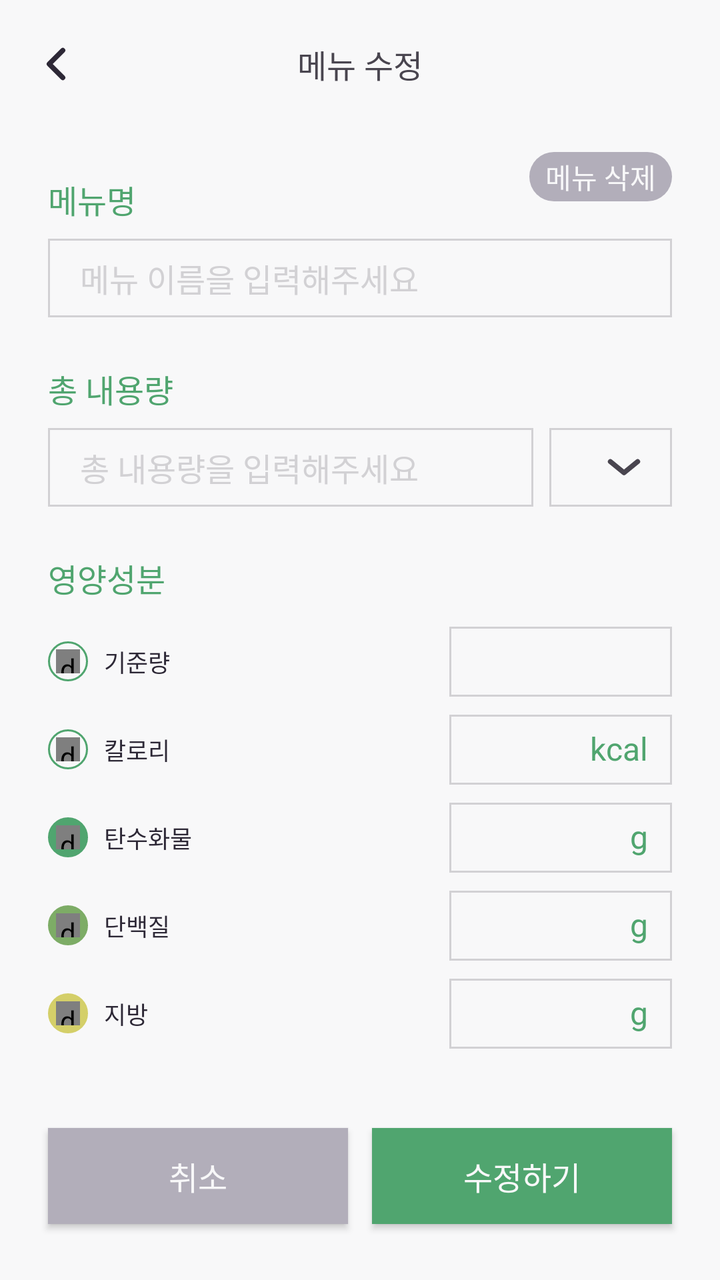
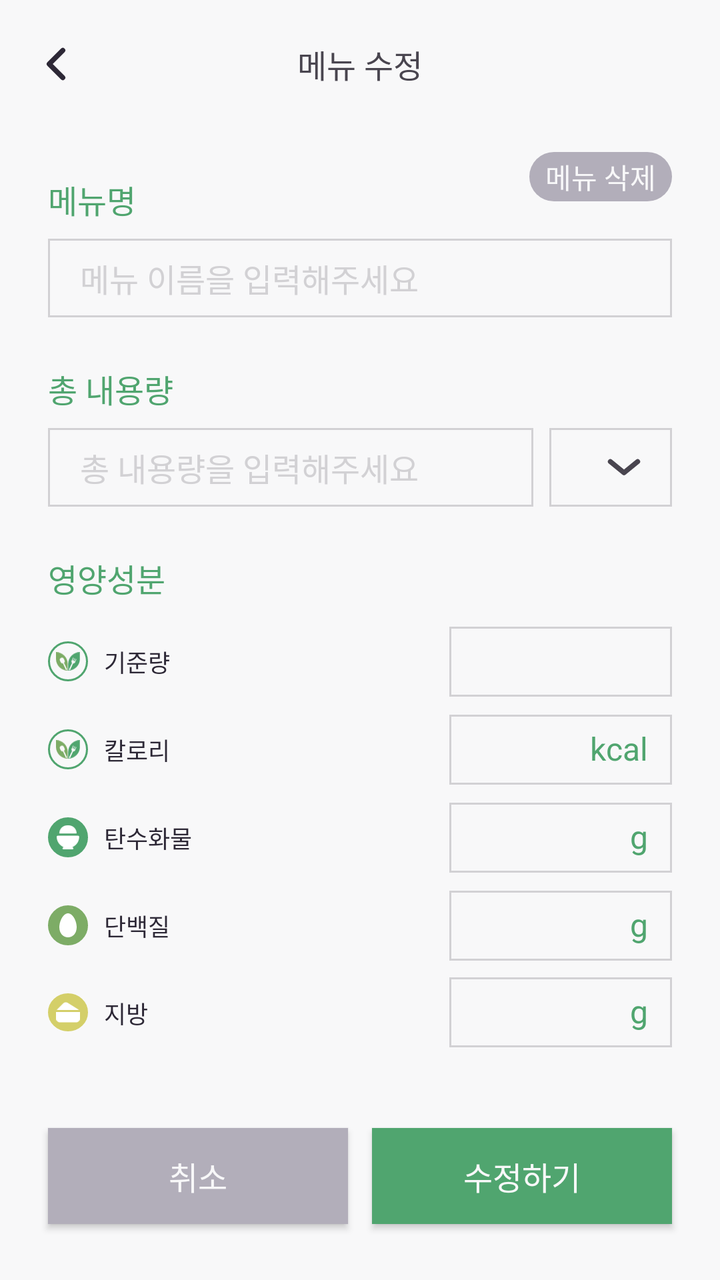

Compare the two renders of this Android layout. The source of the first and the diff that turns it into the second are given below.
<!-- AndroidManifest.xml: application theme Theme.VeganLife -->
<!-- res/layout/fragment_life_check_menu_modify.xml -->
<?xml version="1.0" encoding="utf-8"?>
<androidx.constraintlayout.widget.ConstraintLayout xmlns:android="http://schemas.android.com/apk/res/android"
    xmlns:app="http://schemas.android.com/apk/res-auto"
    xmlns:tools="http://schemas.android.com/tools"
    android:layout_width="match_parent"
    android:layout_height="match_parent"
    android:background="@color/gray1"
    tools:context=".lifecheck.ui.view.LifeCheckMenuModifyFragment">

    <com.google.android.material.appbar.MaterialToolbar
        android:id="@+id/toolbar_lifecheck_menu_modify"
        style="@style/ToolbarTheme"
        app:layout_constraintEnd_toEndOf="parent"
        app:layout_constraintStart_toStartOf="parent"
        app:layout_constraintTop_toTopOf="parent"
        app:navigationIcon="@drawable/all_back"
        app:title="@string/lifecheck_menu_modify_toolbar_title" />

    <TextView
        android:id="@+id/tv_lifecheck_menu_modify_delete"
        android:layout_width="wrap_content"
        android:layout_height="wrap_content"
        android:layout_marginTop="12dp"
        android:layout_marginEnd="24dp"
        android:background="@drawable/all_delete_background"
        android:paddingHorizontal="8dp"
        android:text="@string/lifecheck_menu_delete"
        android:textColor="@color/gray1"
        app:layout_constraintEnd_toEndOf="parent"
        app:layout_constraintTop_toBottomOf="@id/toolbar_lifecheck_menu_modify" />

    <TextView
        android:id="@+id/tv_lifecheck_menu_modify_name"
        android:layout_width="wrap_content"
        android:layout_height="wrap_content"
        android:layout_marginStart="24dp"
        android:layout_marginTop="24dp"
        android:includeFontPadding="false"
        android:text="@string/lifecheck_menu_name"
        android:textAppearance="@style/Medium.Body3"
        android:textColor="@color/base3"
        app:layout_constraintStart_toStartOf="parent"
        app:layout_constraintTop_toBottomOf="@id/toolbar_lifecheck_menu_modify" />

    <EditText
        android:id="@+id/et_lifecheck_menu_modify_name"
        android:layout_width="0dp"
        android:layout_height="wrap_content"
        android:layout_marginHorizontal="24dp"
        android:layout_marginTop="8dp"
        android:background="@drawable/lifecheck_rect_gray1_gray3"
        android:hint="@string/lifecheck_menu_name_hint"
        android:includeFontPadding="false"
        android:paddingVertical="8dp"
        android:paddingStart="16dp"
        android:textAppearance="@style/Medium.Body3"
        android:textColorHint="@color/gray3"
        app:layout_constraintEnd_toEndOf="parent"
        app:layout_constraintStart_toStartOf="parent"
        app:layout_constraintTop_toBottomOf="@id/tv_lifecheck_menu_modify_name"
        tools:ignore="RtlSymmetry" />

    <TextView
        android:id="@+id/tv_lifecheck_menu_modify_capacity"
        android:layout_width="wrap_content"
        android:layout_height="wrap_content"
        android:layout_marginStart="24dp"
        android:layout_marginTop="24dp"
        android:includeFontPadding="false"
        android:text="@string/lifecheck_total_capacity"
        android:textAppearance="@style/Medium.Body3"
        android:textColor="@color/base3"
        app:layout_constraintStart_toStartOf="parent"
        app:layout_constraintTop_toBottomOf="@id/et_lifecheck_menu_modify_name" />

    <EditText
        android:id="@+id/et_lifecheck_menu_modify_capacity"
        android:layout_width="0dp"
        android:layout_height="wrap_content"
        android:layout_marginStart="24dp"
        android:layout_marginTop="8dp"
        android:layout_marginEnd="8dp"
        android:background="@drawable/lifecheck_rect_gray1_gray3"
        android:hint="@string/all_total_capacity_hint"
        android:includeFontPadding="false"
        android:inputType="numberDecimal"
        android:paddingVertical="8dp"
        android:paddingStart="16dp"
        android:textAppearance="@style/Medium.Body3"
        android:textColorHint="@color/gray3"
        app:layout_constraintEnd_toStartOf="@+id/til_lifecheck_menu_modify_capacity_unit"
        app:layout_constraintStart_toStartOf="parent"
        app:layout_constraintTop_toBottomOf="@id/tv_lifecheck_menu_modify_capacity"
        tools:ignore="RtlSymmetry" />

    <com.google.android.material.textfield.TextInputLayout
        android:id="@+id/til_lifecheck_menu_modify_capacity_unit"
        style="@style/Widget.Material3.TextInputLayout.OutlinedBox.ExposedDropdownMenu"
        android:layout_width="wrap_content"
        android:layout_height="0dp"
        android:layout_marginStart="16dp"
        android:layout_marginEnd="24dp"
        app:endIconDrawable="@drawable/recipe_down"
        app:hintEnabled="false"
        app:layout_constraintBottom_toBottomOf="@id/et_lifecheck_menu_modify_capacity"
        app:layout_constraintEnd_toEndOf="parent"
        app:layout_constraintTop_toTopOf="@id/et_lifecheck_menu_modify_capacity">

        <AutoCompleteTextView
            android:id="@+id/actv_lifecheck_menu_modify_capacity_unit"
            android:layout_width="wrap_content"
            android:layout_height="wrap_content"
            android:background="@drawable/lifecheck_rect_gray1_gray3"
            android:hint="@string/recipe_input_measure"
            android:includeFontPadding="false"
            android:inputType="none"
            android:paddingVertical="8dp"
            android:paddingStart="16dp"
            android:textAppearance="@style/Medium.Body3"
            android:textColorHint="@color/gray3"
            app:simpleItems="@array/lifecheck_capacity_unit"
            tools:ignore="RtlSymmetry" />

    </com.google.android.material.textfield.TextInputLayout>

    <TextView
        android:id="@+id/tv_lifecheck_menu_modify_nutrient"
        android:layout_width="wrap_content"
        android:layout_height="wrap_content"
        android:layout_marginStart="24dp"
        android:layout_marginTop="24dp"
        android:includeFontPadding="false"
        android:text="@string/lifecheck_ingredients"
        android:textAppearance="@style/Medium.Body3"
        android:textColor="@color/base3"
        app:layout_constraintStart_toStartOf="parent"
        app:layout_constraintTop_toBottomOf="@id/et_lifecheck_menu_modify_capacity" />

    <FrameLayout
        android:id="@+id/fl_lifecheck_menu_modify_standard"
        android:layout_width="wrap_content"
        android:layout_height="wrap_content"
        android:layout_marginTop="20dp"
        android:background="@drawable/lifecheck_circle_base3"
        android:padding="4dp"
        app:layout_constraintStart_toStartOf="@id/tv_lifecheck_menu_modify_nutrient"
        app:layout_constraintTop_toBottomOf="@id/tv_lifecheck_menu_modify_nutrient">

        <de.hdodenhof.circleimageview.CircleImageView
            android:id="@+id/civ_lifecheck_menu_modify_standard"
            android:layout_width="12dp"
            android:layout_height="12dp"
            android:src="@drawable/all_spoon_fork_small" />

    </FrameLayout>

    <TextView
        android:id="@+id/tv_lifecheck_menu_modify_standard"
        android:layout_width="wrap_content"
        android:layout_height="wrap_content"
        android:layout_marginStart="8dp"
        android:includeFontPadding="false"
        android:text="@string/lifecheck_reference_quantity"
        android:textAppearance="@style/Bold.Body6"
        android:textColor="@color/gray5"
        app:layout_constraintBottom_toBottomOf="@id/fl_lifecheck_menu_modify_standard"
        app:layout_constraintStart_toEndOf="@id/fl_lifecheck_menu_modify_standard"
        app:layout_constraintTop_toTopOf="@id/fl_lifecheck_menu_modify_standard" />

    <View
        android:id="@+id/view_lifecheck_line_dot1"
        android:layout_width="0dp"
        android:layout_height="1dp"
        android:layout_marginStart="28dp"
        android:background="@drawable/lifecheck_line_dot"
        app:layout_constraintBottom_toBottomOf="@id/tv_lifecheck_menu_modify_standard"
        app:layout_constraintEnd_toStartOf="@id/et_lifecheck_menu_modify_standard"
        app:layout_constraintStart_toEndOf="@id/tv_lifecheck_menu_modify_standard"
        app:layout_constraintTop_toTopOf="@id/tv_lifecheck_menu_modify_standard" />

    <EditText
        android:id="@+id/et_lifecheck_menu_modify_standard"
        android:layout_width="0dp"
        android:layout_height="wrap_content"
        android:layout_marginEnd="24dp"
        android:background="@drawable/lifecheck_rect_gray1_gray3"
        android:includeFontPadding="false"
        android:inputType="numberDecimal"
        android:paddingVertical="8dp"
        android:paddingStart="16dp"
        android:textAppearance="@style/Medium.Body3"
        android:textColorHint="@color/gray3"
        app:layout_constraintBottom_toBottomOf="@id/tv_lifecheck_menu_modify_standard"
        app:layout_constraintEnd_toEndOf="parent"
        app:layout_constraintStart_toEndOf="@id/view_lifecheck_line_dot1"
        app:layout_constraintTop_toTopOf="@id/tv_lifecheck_menu_modify_standard"
        tools:ignore="RtlSymmetry" />

    <FrameLayout
        android:id="@+id/fl_lifecheck_menu_modify_kcal"
        android:layout_width="wrap_content"
        android:layout_height="wrap_content"
        android:layout_marginTop="24dp"
        android:background="@drawable/lifecheck_circle_base3"
        android:padding="4dp"
        app:layout_constraintStart_toStartOf="@id/tv_lifecheck_menu_modify_nutrient"
        app:layout_constraintTop_toBottomOf="@id/fl_lifecheck_menu_modify_standard">

        <de.hdodenhof.circleimageview.CircleImageView
            android:id="@+id/civ_lifecheck_menu_modify_kcal"
            android:layout_width="12dp"
            android:layout_height="12dp"
            android:src="@drawable/all_spoon_fork_small" />

    </FrameLayout>

    <TextView
        android:id="@+id/tv_lifecheck_menu_modify_kcal"
        android:layout_width="wrap_content"
        android:layout_height="wrap_content"
        android:layout_marginStart="8dp"
        android:includeFontPadding="false"
        android:text="@string/lifecheck_kcal"
        android:textAppearance="@style/Bold.Body6"
        android:textColor="@color/gray5"
        app:layout_constraintBottom_toBottomOf="@id/fl_lifecheck_menu_modify_kcal"
        app:layout_constraintStart_toEndOf="@id/fl_lifecheck_menu_modify_kcal"
        app:layout_constraintTop_toTopOf="@id/fl_lifecheck_menu_modify_kcal" />

    <View
        android:id="@+id/view_lifecheck_line_dot2"
        android:layout_width="0dp"
        android:layout_height="1dp"
        android:background="@drawable/lifecheck_line_dot"
        app:layout_constraintBottom_toBottomOf="@id/tv_lifecheck_menu_modify_kcal"
        app:layout_constraintEnd_toStartOf="@id/et_lifecheck_menu_modify_kcal"
        app:layout_constraintStart_toStartOf="@id/view_lifecheck_line_dot1"
        app:layout_constraintTop_toTopOf="@id/tv_lifecheck_menu_modify_kcal" />

    <EditText
        android:id="@+id/et_lifecheck_menu_modify_kcal"
        android:layout_width="0dp"
        android:layout_height="wrap_content"
        android:layout_marginEnd="24dp"
        android:background="@drawable/lifecheck_rect_gray1_gray3"
        android:includeFontPadding="false"
        android:inputType="numberDecimal"
        android:paddingVertical="8dp"
        android:paddingStart="16dp"
        android:textAppearance="@style/Medium.Body3"
        android:textColorHint="@color/gray3"
        app:layout_constraintBottom_toBottomOf="@id/tv_lifecheck_menu_modify_kcal"
        app:layout_constraintEnd_toEndOf="parent"
        app:layout_constraintStart_toEndOf="@id/view_lifecheck_line_dot2"
        app:layout_constraintTop_toTopOf="@id/tv_lifecheck_menu_modify_kcal"
        tools:ignore="RtlSymmetry" />

    <TextView
        android:layout_width="wrap_content"
        android:layout_height="wrap_content"
        android:layout_marginEnd="12dp"
        android:includeFontPadding="false"
        android:text="@string/all_kcal"
        android:textAppearance="@style/Bold.Body4"
        android:textColor="@color/base3"
        app:layout_constraintBottom_toBottomOf="@id/et_lifecheck_menu_modify_kcal"
        app:layout_constraintEnd_toEndOf="@id/et_lifecheck_menu_modify_kcal"
        app:layout_constraintTop_toTopOf="@id/et_lifecheck_menu_modify_kcal" />

    <FrameLayout
        android:id="@+id/fl_lifecheck_menu_modify_carbohydrate"
        android:layout_width="wrap_content"
        android:layout_height="wrap_content"
        android:layout_marginTop="24dp"
        android:background="@drawable/lifecheck_circle_solid_base3"
        android:padding="4dp"
        app:layout_constraintStart_toStartOf="@id/fl_lifecheck_menu_modify_kcal"
        app:layout_constraintTop_toBottomOf="@id/fl_lifecheck_menu_modify_kcal">

        <de.hdodenhof.circleimageview.CircleImageView
            android:id="@+id/civ_lifecheck_menu_modify_carbohydrate"
            android:layout_width="12dp"
            android:layout_height="12dp"
            android:src="@drawable/lifecheck_carbohydrate_white" />

    </FrameLayout>

    <TextView
        android:id="@+id/tv_lifecheck_menu_modify_carbohydrate"
        android:layout_width="wrap_content"
        android:layout_height="wrap_content"
        android:layout_marginStart="8dp"
        android:includeFontPadding="false"
        android:text="@string/all_carbohydrate"
        android:textAppearance="@style/Bold.Body6"
        android:textColor="@color/gray5"
        app:layout_constraintBottom_toBottomOf="@id/fl_lifecheck_menu_modify_carbohydrate"
        app:layout_constraintStart_toEndOf="@id/fl_lifecheck_menu_modify_carbohydrate"
        app:layout_constraintTop_toTopOf="@id/fl_lifecheck_menu_modify_carbohydrate" />

    <View
        android:id="@+id/view_lifecheck_line_dot3"
        android:layout_width="0dp"
        android:layout_height="1dp"
        android:background="@drawable/lifecheck_line_dot"
        app:layout_constraintBottom_toBottomOf="@id/tv_lifecheck_menu_modify_carbohydrate"
        app:layout_constraintEnd_toStartOf="@id/et_lifecheck_menu_modify_carbohydrate"
        app:layout_constraintStart_toStartOf="@id/view_lifecheck_line_dot1"
        app:layout_constraintTop_toTopOf="@id/tv_lifecheck_menu_modify_carbohydrate" />

    <EditText
        android:id="@+id/et_lifecheck_menu_modify_carbohydrate"
        android:layout_width="0dp"
        android:layout_height="wrap_content"
        android:layout_marginEnd="24dp"
        android:background="@drawable/lifecheck_rect_gray1_gray3"
        android:includeFontPadding="false"
        android:inputType="numberDecimal"
        android:paddingVertical="8dp"
        android:paddingStart="16dp"
        android:textAppearance="@style/Medium.Body3"
        android:textColorHint="@color/gray3"
        app:layout_constraintBottom_toBottomOf="@id/tv_lifecheck_menu_modify_carbohydrate"
        app:layout_constraintEnd_toEndOf="parent"
        app:layout_constraintStart_toEndOf="@id/view_lifecheck_line_dot3"
        app:layout_constraintTop_toTopOf="@id/tv_lifecheck_menu_modify_carbohydrate"
        tools:ignore="RtlSymmetry" />

    <TextView
        android:layout_width="wrap_content"
        android:layout_height="wrap_content"
        android:layout_marginEnd="12dp"
        android:includeFontPadding="false"
        android:text="g"
        android:textAppearance="@style/Bold.Body4"
        android:textColor="@color/base3"
        app:layout_constraintBottom_toBottomOf="@id/et_lifecheck_menu_modify_carbohydrate"
        app:layout_constraintEnd_toEndOf="@id/et_lifecheck_menu_modify_carbohydrate"
        app:layout_constraintTop_toTopOf="@id/et_lifecheck_menu_modify_carbohydrate" />

    <FrameLayout
        android:id="@+id/fl_lifecheck_menu_modify_protein"
        android:layout_width="wrap_content"
        android:layout_height="wrap_content"
        android:layout_marginTop="24dp"
        android:background="@drawable/lifecheck_circle_solid_base1"
        android:padding="4dp"
        app:layout_constraintStart_toStartOf="@id/fl_lifecheck_menu_modify_carbohydrate"
        app:layout_constraintTop_toBottomOf="@id/fl_lifecheck_menu_modify_carbohydrate">

        <de.hdodenhof.circleimageview.CircleImageView
            android:id="@+id/civ_lifecheck_menu_modify_protein"
            android:layout_width="12dp"
            android:layout_height="12dp"
            android:src="@drawable/lifecheck_protein_white" />

    </FrameLayout>

    <TextView
        android:id="@+id/tv_lifecheck_menu_modify_protein"
        android:layout_width="wrap_content"
        android:layout_height="wrap_content"
        android:layout_marginStart="8dp"
        android:includeFontPadding="false"
        android:text="@string/all_protein"
        android:textAppearance="@style/Bold.Body6"
        android:textColor="@color/gray5"
        app:layout_constraintBottom_toBottomOf="@id/fl_lifecheck_menu_modify_protein"
        app:layout_constraintStart_toEndOf="@id/fl_lifecheck_menu_modify_protein"
        app:layout_constraintTop_toTopOf="@id/fl_lifecheck_menu_modify_protein" />

    <View
        android:id="@+id/view_lifecheck_line_dot4"
        android:layout_width="0dp"
        android:layout_height="1dp"
        android:background="@drawable/lifecheck_line_dot"
        app:layout_constraintBottom_toBottomOf="@id/tv_lifecheck_menu_modify_protein"
        app:layout_constraintEnd_toStartOf="@id/et_lifecheck_menu_modify_protein"
        app:layout_constraintStart_toStartOf="@id/view_lifecheck_line_dot1"
        app:layout_constraintTop_toTopOf="@id/tv_lifecheck_menu_modify_protein" />

    <EditText
        android:id="@+id/et_lifecheck_menu_modify_protein"
        android:layout_width="0dp"
        android:layout_height="wrap_content"
        android:layout_marginEnd="24dp"
        android:background="@drawable/lifecheck_rect_gray1_gray3"
        android:includeFontPadding="false"
        android:inputType="numberDecimal"
        android:paddingVertical="8dp"
        android:paddingStart="16dp"
        android:textAppearance="@style/Medium.Body3"
        android:textColorHint="@color/gray3"
        app:layout_constraintBottom_toBottomOf="@id/tv_lifecheck_menu_modify_protein"
        app:layout_constraintEnd_toEndOf="parent"
        app:layout_constraintStart_toEndOf="@id/view_lifecheck_line_dot4"
        app:layout_constraintTop_toTopOf="@id/tv_lifecheck_menu_modify_protein"
        tools:ignore="RtlSymmetry" />

    <TextView
        android:layout_width="wrap_content"
        android:layout_height="wrap_content"
        android:layout_marginEnd="12dp"
        android:includeFontPadding="false"
        android:text="g"
        android:textAppearance="@style/Bold.Body4"
        android:textColor="@color/base3"
        app:layout_constraintBottom_toBottomOf="@id/et_lifecheck_menu_modify_protein"
        app:layout_constraintEnd_toEndOf="@id/et_lifecheck_menu_modify_protein"
        app:layout_constraintTop_toTopOf="@id/et_lifecheck_menu_modify_protein" />

    <FrameLayout
        android:id="@+id/fl_lifecheck_menu_modify_fat"
        android:layout_width="wrap_content"
        android:layout_height="wrap_content"
        android:layout_marginTop="24dp"
        android:background="@drawable/lifecheck_circle_solid_point1"
        android:padding="4dp"
        app:layout_constraintStart_toStartOf="@id/fl_lifecheck_menu_modify_protein"
        app:layout_constraintTop_toBottomOf="@id/fl_lifecheck_menu_modify_protein">

        <de.hdodenhof.circleimageview.CircleImageView
            android:id="@+id/civ_lifecheck_menu_modify_fat"
            android:layout_width="12dp"
            android:layout_height="12dp"
            android:src="@drawable/lifecheck_fat_white" />

    </FrameLayout>

    <TextView
        android:id="@+id/tv_lifecheck_menu_modify_fat"
        android:layout_width="wrap_content"
        android:layout_height="wrap_content"
        android:layout_marginStart="8dp"
        android:includeFontPadding="false"
        android:text="@string/all_fat"
        android:textAppearance="@style/Bold.Body6"
        android:textColor="@color/gray5"
        app:layout_constraintBottom_toBottomOf="@id/fl_lifecheck_menu_modify_fat"
        app:layout_constraintStart_toEndOf="@id/fl_lifecheck_menu_modify_fat"
        app:layout_constraintTop_toTopOf="@id/fl_lifecheck_menu_modify_fat" />

    <View
        android:id="@+id/view_lifecheck_line_dot5"
        android:layout_width="0dp"
        android:layout_height="1dp"
        android:background="@drawable/lifecheck_line_dot"
        app:layout_constraintBottom_toBottomOf="@id/tv_lifecheck_menu_modify_fat"
        app:layout_constraintEnd_toStartOf="@id/et_lifecheck_menu_modify_fat"
        app:layout_constraintStart_toStartOf="@id/view_lifecheck_line_dot1"
        app:layout_constraintTop_toTopOf="@id/tv_lifecheck_menu_modify_fat" />

    <EditText
        android:id="@+id/et_lifecheck_menu_modify_fat"
        android:layout_width="0dp"
        android:layout_height="wrap_content"
        android:layout_marginEnd="24dp"
        android:background="@drawable/lifecheck_rect_gray1_gray3"
        android:includeFontPadding="false"
        android:inputType="numberDecimal"
        android:paddingVertical="8dp"
        android:paddingStart="16dp"
        android:textAppearance="@style/Medium.Body3"
        android:textColorHint="@color/gray3"
        app:layout_constraintBottom_toBottomOf="@id/tv_lifecheck_menu_modify_fat"
        app:layout_constraintEnd_toEndOf="parent"
        app:layout_constraintStart_toEndOf="@id/view_lifecheck_line_dot5"
        app:layout_constraintTop_toTopOf="@id/tv_lifecheck_menu_modify_fat"
        tools:ignore="RtlSymmetry" />

    <TextView
        android:layout_width="wrap_content"
        android:layout_height="wrap_content"
        android:layout_marginEnd="12dp"
        android:includeFontPadding="false"
        android:text="g"
        android:textAppearance="@style/Bold.Body4"
        android:textColor="@color/base3"
        app:layout_constraintBottom_toBottomOf="@id/et_lifecheck_menu_modify_fat"
        app:layout_constraintEnd_toEndOf="@id/et_lifecheck_menu_modify_fat"
        app:layout_constraintTop_toTopOf="@id/et_lifecheck_menu_modify_fat" />

    <androidx.appcompat.widget.AppCompatButton
        android:id="@+id/btn_lifecheck_menu_modify_cancel"
        android:layout_width="0dp"
        android:layout_height="wrap_content"
        android:layout_marginStart="24dp"
        android:layout_marginEnd="6dp"
        android:layout_marginBottom="28dp"
        android:background="@drawable/lifecheck_rect_gray4"
        android:includeFontPadding="false"
        android:text="@string/all_dialog_cancel"
        android:textAppearance="@style/Medium.Body3"
        android:textColor="@color/gray1"
        app:layout_constraintBottom_toBottomOf="parent"
        app:layout_constraintEnd_toStartOf="@id/btn_lifecheck_menu_modify_import"
        app:layout_constraintStart_toStartOf="parent" />

    <androidx.appcompat.widget.AppCompatButton
        android:id="@+id/btn_lifecheck_menu_modify_import"
        android:layout_width="0dp"
        android:layout_height="wrap_content"
        android:layout_marginStart="6dp"
        android:layout_marginEnd="24dp"
        android:layout_marginBottom="28dp"
        android:background="@drawable/lifecheck_rect_base3"
        android:includeFontPadding="false"
        android:text="@string/all_button_modify"
        android:textAppearance="@style/Medium.Body3"
        android:textColor="@color/gray1"
        app:layout_constraintBottom_toBottomOf="parent"
        app:layout_constraintEnd_toEndOf="parent"
        app:layout_constraintStart_toEndOf="@id/btn_lifecheck_menu_modify_cancel" />

</androidx.constraintlayout.widget.ConstraintLayout>
<!-- resources referenced by this layout -->
<resources>
  <array name="lifecheck_capacity_unit">
          <item>g</item>
          <item>ml</item>
          <item>직접입력</item>
      </array>
  <color name="base3">#50A56F</color>
  <color name="gray1">#F8F8F9</color>
  <color name="gray3">#D2D1D4</color>
  <color name="gray5">#2D2836</color>
  <!-- drawable lifecheck_circle_base3 (drawable) -->
  <?xml version="1.0" encoding="utf-8"?>
  <shape
      xmlns:android="http://schemas.android.com/apk/res/android"
      android:shape="oval">
  
      <stroke
          android:width="1dp"
          android:color="@color/base3"/>
  
  </shape>
  <!-- drawable lifecheck_circle_solid_base1 (drawable) -->
  <?xml version="1.0" encoding="utf-8"?>
  <shape
      xmlns:android="http://schemas.android.com/apk/res/android"
      android:shape="oval">
  
      <solid
          android:color="@color/base1"/>
  
      <stroke
          android:width="1dp"
          android:color="@color/base1"/>
  
  </shape>
  <!-- drawable lifecheck_circle_solid_base3 (drawable) -->
  <?xml version="1.0" encoding="utf-8"?>
  <shape
      xmlns:android="http://schemas.android.com/apk/res/android"
      android:shape="oval">
  
      <solid
          android:color="@color/base3"/>
  
      <stroke
          android:width="1dp"
          android:color="@color/base3"/>
  
  </shape>
  <!-- drawable lifecheck_line_dot (drawable) -->
  <?xml version="1.0" encoding="utf-8"?>
  <shape xmlns:android="http://schemas.android.com/apk/res/android"
      android:shape="line">
  
      <stroke android:color="@color/gray4"
          android:width="1dp"
          android:dashWidth="2dp"
          android:dashGap="2dp" />
  
  </shape>
  <!-- drawable lifecheck_rect_base3 (drawable) -->
  <?xml version="1.0" encoding="utf-8"?>
  <shape xmlns:android="http://schemas.android.com/apk/res/android"
      android:shape="rectangle">
  
      <solid
          android:color="@color/base3" />
  
      <stroke
          android:width="1dp"
          android:color="@color/base3" />
  
  </shape>
  <!-- drawable lifecheck_rect_gray4 (drawable) -->
  <?xml version="1.0" encoding="utf-8"?>
  <shape xmlns:android="http://schemas.android.com/apk/res/android"
      android:shape="rectangle">
  
      <solid
          android:color="@color/gray4" />
  
      <stroke
          android:width="1dp"
          android:color="@color/gray4" />
  
  </shape>
  <string name="all_button_modify">수정하기</string>
  <string name="all_carbohydrate">탄수화물</string>
  <string name="all_dialog_cancel">취소</string>
  <string name="all_fat">지방</string>
  <string name="all_kcal">kcal</string>
  <string name="all_protein">단백질</string>
  <string name="all_total_capacity_hint">총 내용량을 입력해주세요</string>
  <string name="lifecheck_ingredients">영양성분</string>
  <string name="lifecheck_kcal">칼로리</string>
  <string name="lifecheck_menu_delete">메뉴 삭제</string>
  <string name="lifecheck_menu_modify_toolbar_title">메뉴 수정</string>
  <string name="lifecheck_menu_name">메뉴명</string>
  <string name="lifecheck_menu_name_hint">메뉴 이름을 입력해주세요</string>
  <string name="lifecheck_reference_quantity">기준량</string>
  <string name="lifecheck_total_capacity">총 내용량</string>
  <string name="recipe_input_measure">단위</string>
  <style name="Bold.Body4" parent="Bold">
          <item name="android:textSize">16sp</item>
      </style>
  <style name="Bold.Body6" parent="Bold">
          <item name="android:textSize">12sp</item>
      </style>
  <style name="Medium.Body3" parent="Medium">
          <item name="android:textSize">16sp</item>
      </style>
  <style name="Theme.VeganLife" parent="Base.Theme.VeganLife">
          <item name="android:windowBackground">@color/white</item>
      </style>
  <color name="gray4">#B2AEBA</color>
  <color name="base1">#7DAC66</color>
  <color name="point1">#D4CF69</color>
  <style name="Bold">
          <item name="fontFamily">@font/noto_sans_kr_bold</item>
      </style>
  <style name="Medium">
          <item name="fontFamily">@font/noto_sans_kr_medium</item>
      </style>
  <style name="Base.Theme.VeganLife" parent="Theme.Material3.DayNight.NoActionBar">
          
          
      </style>
  <color name="white">#FFFFFF</color>
  <!-- unchanged entries left out for length: 10 -->
</resources>

<!-- the commit's change to res/layout/fragment_life_check_menu_modify.xml (unified diff, before → after) -->
@@ -146,10 +146,11 @@
         app:layout_constraintStart_toStartOf="@id/tv_lifecheck_menu_modify_nutrient"
         app:layout_constraintTop_toBottomOf="@id/tv_lifecheck_menu_modify_nutrient">
 
-        <de.hdodenhof.circleimageview.CircleImageView
+        <androidx.appcompat.widget.AppCompatImageView
             android:id="@+id/civ_lifecheck_menu_modify_standard"
             android:layout_width="12dp"
             android:layout_height="12dp"
+            android:adjustViewBounds="true"
             android:src="@drawable/all_spoon_fork_small" />
 
     </FrameLayout>
@@ -186,6 +187,7 @@
         android:background="@drawable/lifecheck_rect_gray1_gray3"
         android:includeFontPadding="false"
         android:inputType="numberDecimal"
+        android:maxLength="4"
         android:paddingVertical="8dp"
         android:paddingStart="16dp"
         android:textAppearance="@style/Medium.Body3"
@@ -206,10 +208,11 @@
         app:layout_constraintStart_toStartOf="@id/tv_lifecheck_menu_modify_nutrient"
         app:layout_constraintTop_toBottomOf="@id/fl_lifecheck_menu_modify_standard">
 
-        <de.hdodenhof.circleimageview.CircleImageView
+        <androidx.appcompat.widget.AppCompatImageView
             android:id="@+id/civ_lifecheck_menu_modify_kcal"
             android:layout_width="12dp"
             android:layout_height="12dp"
+            android:adjustViewBounds="true"
             android:src="@drawable/all_spoon_fork_small" />
 
     </FrameLayout>
@@ -245,6 +248,7 @@
         android:background="@drawable/lifecheck_rect_gray1_gray3"
         android:includeFontPadding="false"
         android:inputType="numberDecimal"
+        android:maxLength="4"
         android:paddingVertical="8dp"
         android:paddingStart="16dp"
         android:textAppearance="@style/Medium.Body3"
@@ -277,10 +281,11 @@
         app:layout_constraintStart_toStartOf="@id/fl_lifecheck_menu_modify_kcal"
         app:layout_constraintTop_toBottomOf="@id/fl_lifecheck_menu_modify_kcal">
 
-        <de.hdodenhof.circleimageview.CircleImageView
+        <androidx.appcompat.widget.AppCompatImageView
             android:id="@+id/civ_lifecheck_menu_modify_carbohydrate"
             android:layout_width="12dp"
             android:layout_height="12dp"
+            android:adjustViewBounds="true"
             android:src="@drawable/lifecheck_carbohydrate_white" />
 
     </FrameLayout>
@@ -316,6 +321,7 @@
         android:background="@drawable/lifecheck_rect_gray1_gray3"
         android:includeFontPadding="false"
         android:inputType="numberDecimal"
+        android:maxLength="4"
         android:paddingVertical="8dp"
         android:paddingStart="16dp"
         android:textAppearance="@style/Medium.Body3"
@@ -348,10 +354,11 @@
         app:layout_constraintStart_toStartOf="@id/fl_lifecheck_menu_modify_carbohydrate"
         app:layout_constraintTop_toBottomOf="@id/fl_lifecheck_menu_modify_carbohydrate">
 
-        <de.hdodenhof.circleimageview.CircleImageView
+        <androidx.appcompat.widget.AppCompatImageView
             android:id="@+id/civ_lifecheck_menu_modify_protein"
             android:layout_width="12dp"
             android:layout_height="12dp"
+            android:adjustViewBounds="true"
             android:src="@drawable/lifecheck_protein_white" />
 
     </FrameLayout>
@@ -387,6 +394,7 @@
         android:background="@drawable/lifecheck_rect_gray1_gray3"
         android:includeFontPadding="false"
         android:inputType="numberDecimal"
+        android:maxLength="4"
         android:paddingVertical="8dp"
         android:paddingStart="16dp"
         android:textAppearance="@style/Medium.Body3"
@@ -419,10 +427,11 @@
         app:layout_constraintStart_toStartOf="@id/fl_lifecheck_menu_modify_protein"
         app:layout_constraintTop_toBottomOf="@id/fl_lifecheck_menu_modify_protein">
 
-        <de.hdodenhof.circleimageview.CircleImageView
+        <androidx.appcompat.widget.AppCompatImageView
             android:id="@+id/civ_lifecheck_menu_modify_fat"
             android:layout_width="12dp"
-            android:layout_height="12dp"
+            android:layout_height="wrap_content"
+            android:adjustViewBounds="true"
             android:src="@drawable/lifecheck_fat_white" />
 
     </FrameLayout>
@@ -458,6 +467,7 @@
         android:background="@drawable/lifecheck_rect_gray1_gray3"
         android:includeFontPadding="false"
         android:inputType="numberDecimal"
+        android:maxLength="4"
         android:paddingVertical="8dp"
         android:paddingStart="16dp"
         android:textAppearance="@style/Medium.Body3"
